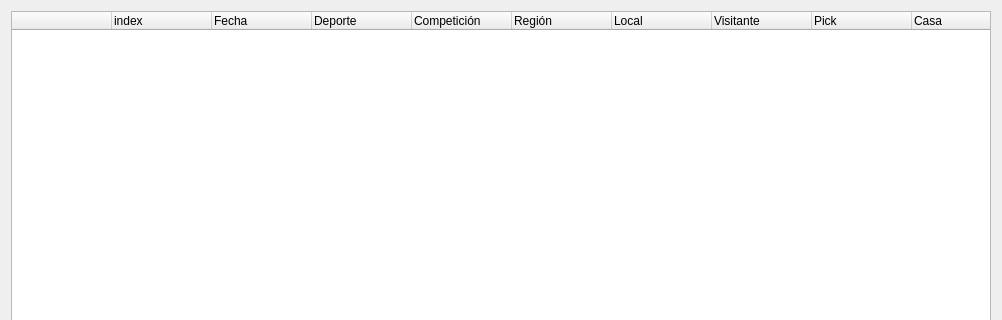
Before: the Qt Designer form ui/bets.ui in soker90/betcon, drawn with Qt 5; both pictures show x 0 to 1002 and y 0 to 320 of the 1002 by 768 pixel window.
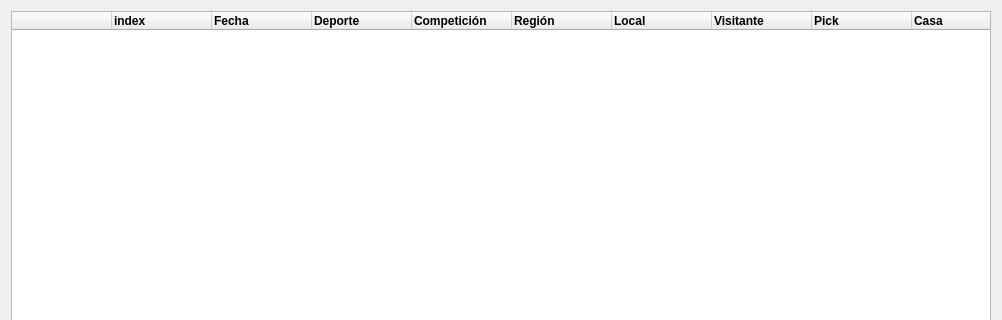
After: the same form once the commit is applied.

Commit message: 1. Init stats gui

What changed in the file:
```diff
--- a/ui/bets.ui
+++ b/ui/bets.ui
@@ -16,9 +16,52 @@
   <layout class="QVBoxLayout" name="verticalLayout_2">
    <item>
     <widget class="QTreeWidget" name="treeMain">
+     <property name="palette">
+      <palette>
+       <active>
+        <colorrole role="Text">
+         <brush brushstyle="SolidPattern">
+          <color alpha="255">
+           <red>0</red>
+           <green>0</green>
+           <blue>0</blue>
+          </color>
+         </brush>
+        </colorrole>
+       </active>
+       <inactive>
+        <colorrole role="Text">
+         <brush brushstyle="SolidPattern">
+          <color alpha="255">
+           <red>0</red>
+           <green>0</green>
+           <blue>0</blue>
+          </color>
+         </brush>
+        </colorrole>
+       </inactive>
+       <disabled>
+        <colorrole role="Text">
+         <brush brushstyle="SolidPattern">
+          <color alpha="255">
+           <red>168</red>
+           <green>171</green>
+           <blue>177</blue>
+          </color>
+         </brush>
+        </colorrole>
+       </disabled>
+      </palette>
+     </property>
+     <property name="font">
+      <font>
+       <weight>75</weight>
+       <bold>true</bold>
+      </font>
+     </property>
      <column>
       <property name="text">
-       <string notr="true"> </string>
+       <string notr="true">  </string>
       </property>
      </column>
      <column>
```
The commit also changes 1 other file.
